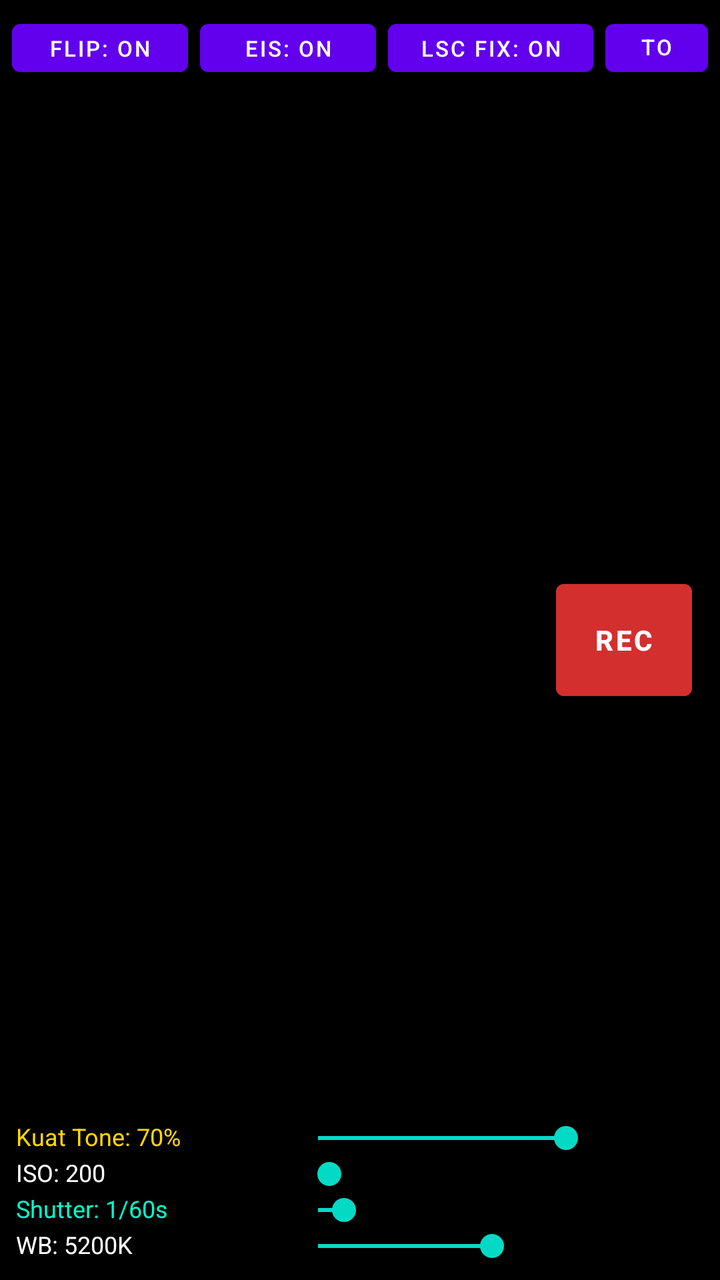
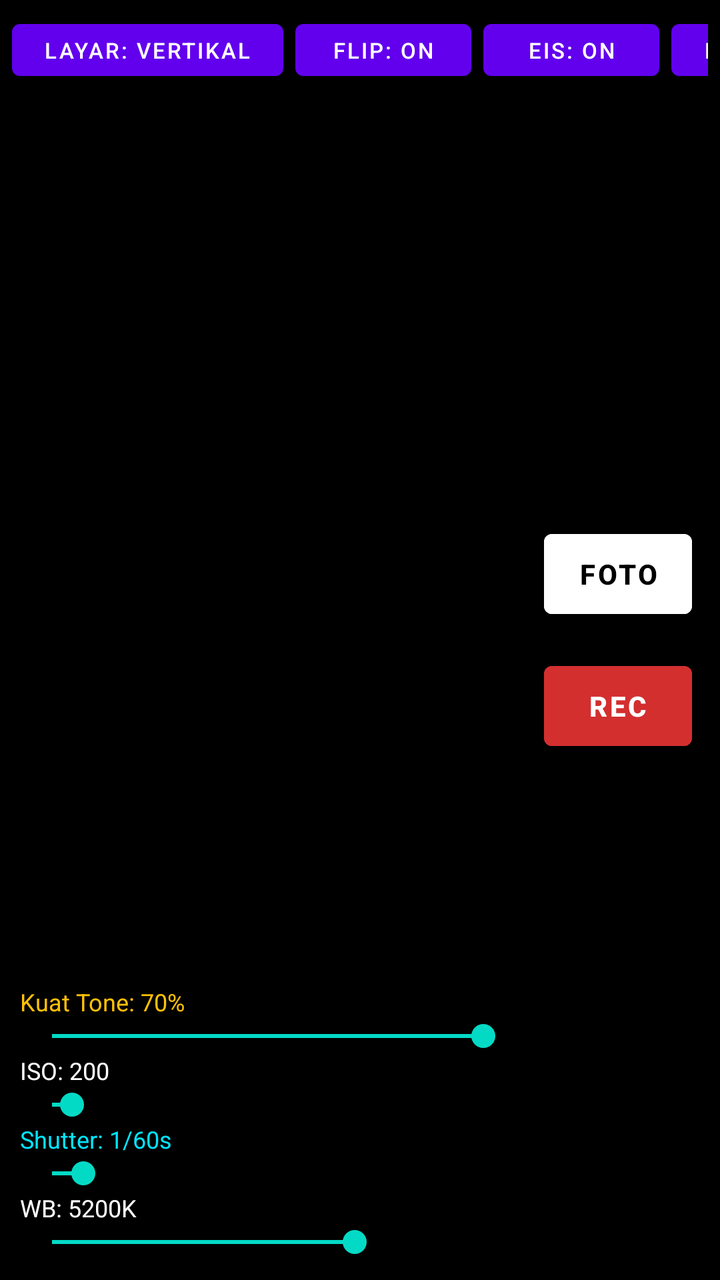

Screens rendered from an Android XML layout before and after an edit, with the pre-edit source and the edit as a unified diff.
<!-- AndroidManifest.xml: application theme Theme.MaterialComponents.DayNight.NoActionBar -->
<!-- res/layout/activity_main.xml -->
<?xml version="1.0" encoding="utf-8"?>
<RelativeLayout xmlns:android="http://schemas.android.com/apk/res/android"
    android:layout_width="match_parent"
    android:layout_height="match_parent"
    android:background="#000000">

    <TextureView
        android:id="@+id/textureView"
        android:layout_width="match_parent"
        android:layout_height="match_parent" />

    
    <LinearLayout
        android:layout_width="match_parent"
        android:layout_height="wrap_content"
        android:background="#88000000"
        android:gravity="center_vertical"
        android:orientation="horizontal"
        android:padding="6dp">

        <Button
            android:id="@+id/btnFlip"
            android:layout_width="wrap_content"
            android:layout_height="36dp"
            android:text="FLIP: ON"
            android:textSize="11sp" />

        <Button
            android:id="@+id/btnEis"
            android:layout_width="wrap_content"
            android:layout_height="36dp"
            android:layout_marginStart="6dp"
            android:text="EIS: ON"
            android:textSize="11sp" />

        <Button
            android:id="@+id/btnLsc"
            android:layout_width="wrap_content"
            android:layout_height="36dp"
            android:layout_marginStart="6dp"
            android:text="LSC FIX: ON"
            android:textSize="11sp" />

        <Button
            android:id="@+id/btnTone"
            android:layout_width="wrap_content"
            android:layout_height="36dp"
            android:layout_marginStart="6dp"
            android:text="TONE: NETRAL"
            android:textSize="11sp" />
    </LinearLayout>

    
    <LinearLayout
        android:layout_width="match_parent"
        android:layout_height="wrap_content"
        android:layout_alignParentBottom="true"
        android:background="#99000000"
        android:orientation="vertical"
        android:padding="8dp">

        <LinearLayout
            android:layout_width="match_parent"
            android:layout_height="wrap_content"
            android:orientation="horizontal">
            <TextView
                android:id="@+id/txtStrength"
                android:layout_width="135dp"
                android:layout_height="wrap_content"
                android:text="Kuat Tone: 70%"
                android:textColor="#FFD700"
                android:textSize="12sp" />
            <SeekBar
                android:id="@+id/seekStrength"
                android:layout_width="0dp"
                android:layout_height="wrap_content"
                android:layout_weight="1"
                android:max="100"
                android:progress="70" />
        </LinearLayout>

        <LinearLayout
            android:layout_width="match_parent"
            android:layout_height="wrap_content"
            android:orientation="horizontal">
            <TextView
                android:id="@+id/txtIso"
                android:layout_width="135dp"
                android:layout_height="wrap_content"
                android:text="ISO: 200"
                android:textColor="#FFFFFF"
                android:textSize="12sp" />
            <SeekBar
                android:id="@+id/seekIso"
                android:layout_width="0dp"
                android:layout_height="wrap_content"
                android:layout_weight="1"
                android:max="3200"
                android:min="100"
                android:progress="200" />
        </LinearLayout>

        <LinearLayout
            android:layout_width="match_parent"
            android:layout_height="wrap_content"
            android:orientation="horizontal">
            <TextView
                android:id="@+id/txtShutter"
                android:layout_width="135dp"
                android:layout_height="wrap_content"
                android:text="Shutter: 1/60s"
                android:textColor="#00FFCC"
                android:textSize="12sp" />
            <SeekBar
                android:id="@+id/seekShutter"
                android:layout_width="0dp"
                android:layout_height="wrap_content"
                android:layout_weight="1"
                android:max="500"
                android:min="25"
                android:progress="60" />
        </LinearLayout>

        <LinearLayout
            android:layout_width="match_parent"
            android:layout_height="wrap_content"
            android:orientation="horizontal">
            <TextView
                android:id="@+id/txtWb"
                android:layout_width="135dp"
                android:layout_height="wrap_content"
                android:text="WB: 5200K"
                android:textColor="#FFFFFF"
                android:textSize="12sp" />
            <SeekBar
                android:id="@+id/seekWb"
                android:layout_width="0dp"
                android:layout_height="wrap_content"
                android:layout_weight="1"
                android:max="8000"
                android:min="2500"
                android:progress="5200" />
        </LinearLayout>
    </LinearLayout>

    <Button
        android:id="@+id/btnRecord"
        android:layout_width="68dp"
        android:layout_height="68dp"
        android:layout_alignParentEnd="true"
        android:layout_centerVertical="true"
        android:layout_marginEnd="14dp"
        android:backgroundTint="#D32F2F"
        android:text="REC"
        android:textColor="#FFFFFF"
        android:textStyle="bold" />
</RelativeLayout>
<!-- resources referenced by this layout -->
<resources>

</resources>

<!-- the commit's change to res/layout/activity_main.xml (unified diff, before → after) -->
@@ -1,4 +1,5 @@
 <?xml version="1.0" encoding="utf-8"?>
+
 <RelativeLayout xmlns:android="http://schemas.android.com/apk/res/android"
     android:layout_width="match_parent"
     android:layout_height="match_parent"
@@ -10,44 +11,89 @@
         android:layout_height="match_parent" />
 
     
-    <LinearLayout
+    <HorizontalScrollView
+        android:id="@+id/topBar"
         android:layout_width="match_parent"
         android:layout_height="wrap_content"
-        android:background="#88000000"
-        android:gravity="center_vertical"
-        android:orientation="horizontal"
-        android:padding="6dp">
+        android:layout_alignParentTop="true"
+        android:background="#66000000"
+        android:padding="6dp"
+        android:scrollbars="none">
+
+        <LinearLayout
+            android:layout_width="wrap_content"
+            android:layout_height="wrap_content"
+            android:orientation="horizontal">
+
+            <Button
+                android:id="@+id/btnRotate"
+                android:layout_width="wrap_content"
+                android:layout_height="38dp"
+                android:layout_marginEnd="6dp"
+                android:text="LAYAR: VERTIKAL"
+                android:textSize="11sp" />
+
+            <Button
+                android:id="@+id/btnFlip"
+                android:layout_width="wrap_content"
+                android:layout_height="38dp"
+                android:layout_marginEnd="6dp"
+                android:text="FLIP: ON"
+                android:textSize="11sp" />
+
+            <Button
+                android:id="@+id/btnEis"
+                android:layout_width="wrap_content"
+                android:layout_height="38dp"
+                android:layout_marginEnd="6dp"
+                android:text="EIS: ON"
+                android:textSize="11sp" />
+
+            <Button
+                android:id="@+id/btnLsc"
+                android:layout_width="wrap_content"
+                android:layout_height="38dp"
+                android:layout_marginEnd="6dp"
+                android:text="LSC FIX: ON"
+                android:textSize="11sp" />
+
+            <Button
+                android:id="@+id/btnTone"
+                android:layout_width="wrap_content"
+                android:layout_height="38dp"
+                android:text="TONE: NETRAL"
+                android:textSize="11sp" />
+        </LinearLayout>
+    </HorizontalScrollView>
+
+    
+    <LinearLayout
+        android:layout_width="wrap_content"
+        android:layout_height="wrap_content"
+        android:layout_alignParentEnd="true"
+        android:layout_centerVertical="true"
+        android:layout_marginEnd="14dp"
+        android:gravity="center"
+        android:orientation="vertical">
 
         <Button
-            android:id="@+id/btnFlip"
-            android:layout_width="wrap_content"
-            android:layout_height="36dp"
-            android:text="FLIP: ON"
-            android:textSize="11sp" />
+            android:id="@+id/btnPhoto"
+            android:layout_width="74dp"
+            android:layout_height="52dp"
+            android:layout_marginBottom="14dp"
+            android:backgroundTint="#FFFFFF"
+            android:text="FOTO"
+            android:textColor="#000000"
+            android:textStyle="bold" />
 
         <Button
-            android:id="@+id/btnEis"
-            android:layout_width="wrap_content"
-            android:layout_height="36dp"
-            android:layout_marginStart="6dp"
-            android:text="EIS: ON"
-            android:textSize="11sp" />
-
-        <Button
-            android:id="@+id/btnLsc"
-            android:layout_width="wrap_content"
-            android:layout_height="36dp"
-            android:layout_marginStart="6dp"
-            android:text="LSC FIX: ON"
-            android:textSize="11sp" />
-
-        <Button
-            android:id="@+id/btnTone"
-            android:layout_width="wrap_content"
-            android:layout_height="36dp"
-            android:layout_marginStart="6dp"
-            android:text="TONE: NETRAL"
-            android:textSize="11sp" />
+            android:id="@+id/btnRecord"
+            android:layout_width="74dp"
+            android:layout_height="52dp"
+            android:backgroundTint="#D32F2F"
+            android:text="REC"
+            android:textColor="#FFFFFF"
+            android:textStyle="bold" />
     </LinearLayout>
 
     
@@ -55,103 +101,72 @@
         android:layout_width="match_parent"
         android:layout_height="wrap_content"
         android:layout_alignParentBottom="true"
-        android:background="#99000000"
+        android:background="#66000000"
         android:orientation="vertical"
-        android:padding="8dp">
+        android:padding="10dp">
 
-        <LinearLayout
+        <TextView
+            android:id="@+id/txtStrength"
+            android:layout_width="wrap_content"
+            android:layout_height="wrap_content"
+            android:text="Kuat Tone: 70%"
+            android:textColor="#FFC107"
+            android:textSize="12sp" />
+
+        <SeekBar
+            android:id="@+id/seekStrength"
             android:layout_width="match_parent"
             android:layout_height="wrap_content"
-            android:orientation="horizontal">
-            <TextView
-                android:id="@+id/txtStrength"
-                android:layout_width="135dp"
-                android:layout_height="wrap_content"
-                android:text="Kuat Tone: 70%"
-                android:textColor="#FFD700"
-                android:textSize="12sp" />
-            <SeekBar
-                android:id="@+id/seekStrength"
-                android:layout_width="0dp"
-                android:layout_height="wrap_content"
-                android:layout_weight="1"
-                android:max="100"
-                android:progress="70" />
-        </LinearLayout>
+            android:max="100"
+            android:progress="70" />
 
-        <LinearLayout
+        <TextView
+            android:id="@+id/txtIso"
+            android:layout_width="wrap_content"
+            android:layout_height="wrap_content"
+            android:text="ISO: 200"
+            android:textColor="#FFFFFF"
+            android:textSize="12sp" />
+
+        <SeekBar
+            android:id="@+id/seekIso"
             android:layout_width="match_parent"
             android:layout_height="wrap_content"
-            android:orientation="horizontal">
-            <TextView
-                android:id="@+id/txtIso"
-                android:layout_width="135dp"
-                android:layout_height="wrap_content"
-                android:text="ISO: 200"
-                android:textColor="#FFFFFF"
-                android:textSize="12sp" />
-            <SeekBar
-                android:id="@+id/seekIso"
-                android:layout_width="0dp"
-                android:layout_height="wrap_content"
-                android:layout_weight="1"
-                android:max="3200"
-                android:min="100"
-                android:progress="200" />
-        </LinearLayout>
+            android:max="3200"
+            android:min="100"
+            android:progress="200" />
 
-        <LinearLayout
+        <TextView
+            android:id="@+id/txtShutter"
+            android:layout_width="wrap_content"
+            android:layout_height="wrap_content"
+            android:text="Shutter: 1/60s"
+            android:textColor="#00E5FF"
+            android:textSize="12sp" />
+
+        <SeekBar
+            android:id="@+id/seekShutter"
             android:layout_width="match_parent"
             android:layout_height="wrap_content"
-            android:orientation="horizontal">
-            <TextView
-                android:id="@+id/txtShutter"
-                android:layout_width="135dp"
-                android:layout_height="wrap_content"
-                android:text="Shutter: 1/60s"
-                android:textColor="#00FFCC"
-                android:textSize="12sp" />
-            <SeekBar
-                android:id="@+id/seekShutter"
-                android:layout_width="0dp"
-                android:layout_height="wrap_content"
-                android:layout_weight="1"
-                android:max="500"
-                android:min="25"
-                android:progress="60" />
-        </LinearLayout>
+            android:max="1000"
+            android:min="10"
+            android:progress="60" />
 
-        <LinearLayout
+        <TextView
+            android:id="@+id/txtWb"
+            android:layout_width="wrap_content"
+            android:layout_height="wrap_content"
+            android:text="WB: 5200K"
+            android:textColor="#FFFFFF"
+            android:textSize="12sp" />
+
+        <SeekBar
+            android:id="@+id/seekWb"
             android:layout_width="match_parent"
             android:layout_height="wrap_content"
-            android:orientation="horizontal">
-            <TextView
-                android:id="@+id/txtWb"
-                android:layout_width="135dp"
-                android:layout_height="wrap_content"
-                android:text="WB: 5200K"
-                android:textColor="#FFFFFF"
-                android:textSize="12sp" />
-            <SeekBar
-                android:id="@+id/seekWb"
-                android:layout_width="0dp"
-                android:layout_height="wrap_content"
-                android:layout_weight="1"
-                android:max="8000"
-                android:min="2500"
-                android:progress="5200" />
-        </LinearLayout>
+            android:max="8000"
+            android:min="2500"
+            android:progress="5200" />
     </LinearLayout>
 
-    <Button
-        android:id="@+id/btnRecord"
-        android:layout_width="68dp"
-        android:layout_height="68dp"
-        android:layout_alignParentEnd="true"
-        android:layout_centerVertical="true"
-        android:layout_marginEnd="14dp"
-        android:backgroundTint="#D32F2F"
-        android:text="REC"
-        android:textColor="#FFFFFF"
-        android:textStyle="bold" />
 </RelativeLayout>
